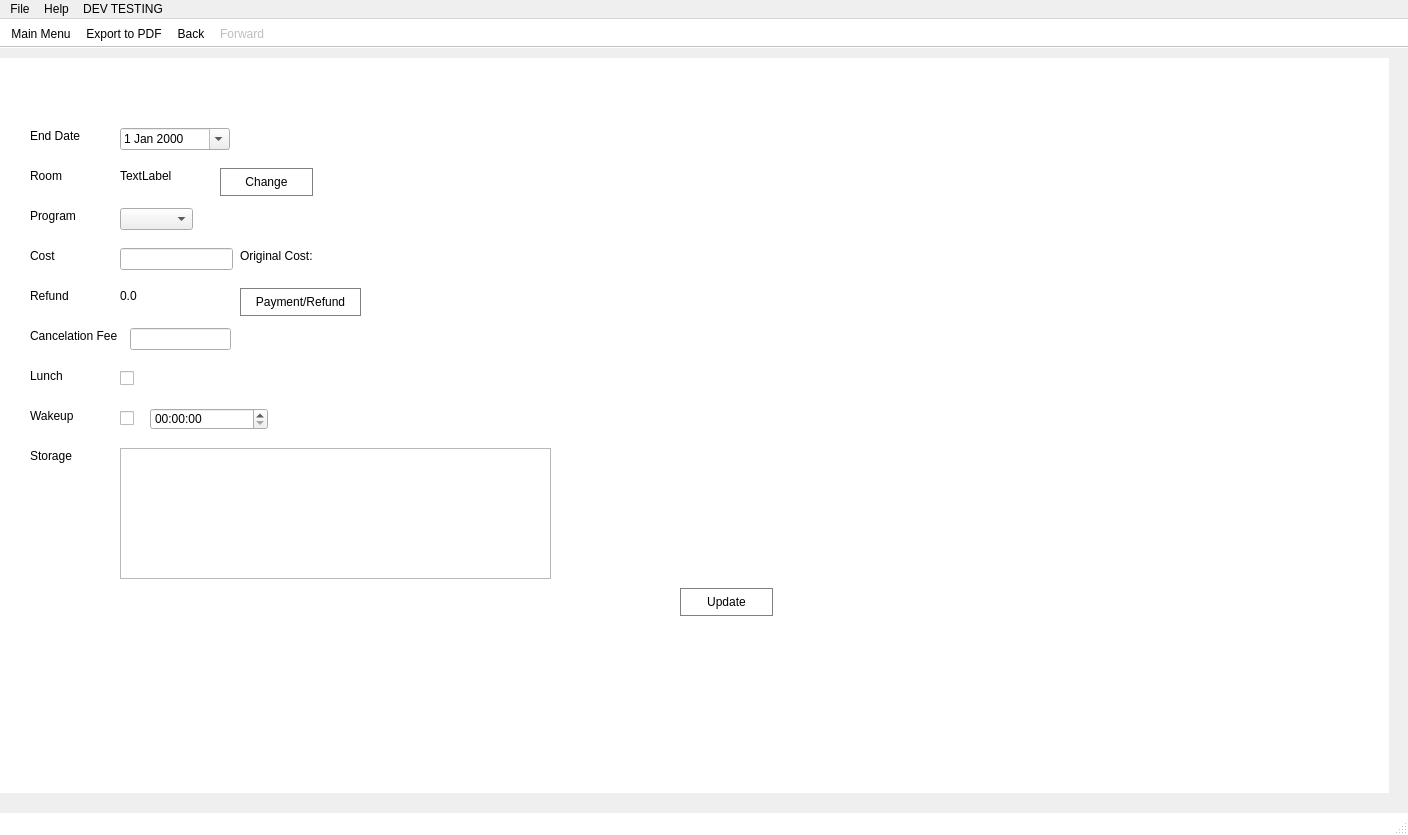
Arc-Project/Arc, file ArcApp/mainwindow.ui: the form before one commit.
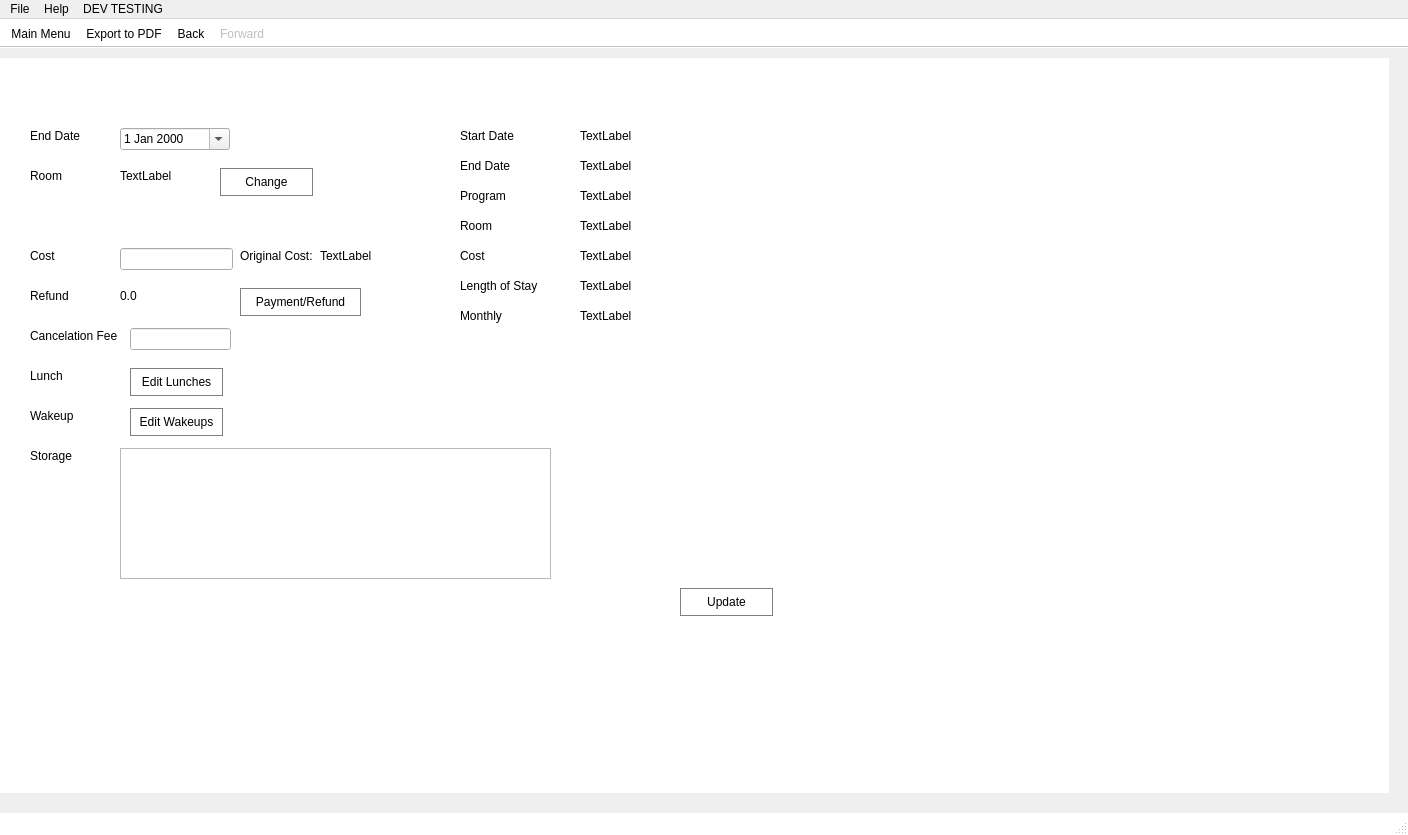
The form after the commit. The open tabs and pages were chosen to show the change. Icons and pictures are not drawn.

Commit message: fixed up some old issues, have edit booking done except swapping I hope

```diff
--- a/ArcApp/mainwindow.ui
+++ b/ArcApp/mainwindow.ui
@@ -2505,26 +2505,6 @@
           </property>
          </spacer>
         </item>
-        <item row="11" column="0">
-         <widget class="QLabel" name="label_13">
-          <property name="minimumSize">
-           <size>
-            <width>0</width>
-            <height>28</height>
-           </size>
-          </property>
-          <property name="font">
-           <font>
-            <pointsize>10</pointsize>
-            <weight>75</weight>
-            <bold>true</bold>
-           </font>
-          </property>
-          <property name="text">
-           <string>Lunch:</string>
-          </property>
-         </widget>
-        </item>
         <item row="11" column="1">
          <widget class="QCheckBox" name="lunchCheck">
           <property name="minimumSize">
@@ -2588,27 +2568,7 @@
           </item>
          </layout>
         </item>
-        <item row="13" column="0">
-         <widget class="QLabel" name="label_14">
-          <property name="minimumSize">
-           <size>
-            <width>0</width>
-            <height>28</height>
-           </size>
-          </property>
-          <property name="font">
-           <font>
-            <pointsize>10</pointsize>
-            <weight>75</weight>
-            <bold>true</bold>
-           </font>
-          </property>
-          <property name="text">
-           <string>Wakeup:</string>
-          </property>
-         </widget>
-        </item>
-        <item row="13" column="1">
+        <item row="12" column="1">
          <layout class="QHBoxLayout" name="horizontalLayout_25">
           <item>
            <layout class="QHBoxLayout" name="horizontalLayout_35">
@@ -10370,19 +10330,6 @@
        <string>Room</string>
       </property>
      </widget>
-     <widget class="QLabel" name="label_36">
-      <property name="geometry">
-       <rect>
-        <x>30</x>
-        <y>150</y>
-        <width>55</width>
-        <height>16</height>
-       </rect>
-      </property>
-      <property name="text">
-       <string>Program</string>
-      </property>
-     </widget>
      <widget class="QLabel" name="label_37">
       <property name="geometry">
        <rect>
@@ -10448,16 +10395,6 @@
        <bool>true</bool>
       </property>
      </widget>
-     <widget class="QComboBox" name="editProgram_2">
-      <property name="geometry">
-       <rect>
-        <x>120</x>
-        <y>150</y>
-        <width>73</width>
-        <height>22</height>
-       </rect>
-      </property>
-     </widget>
      <widget class="QLineEdit" name="editCost">
       <property name="geometry">
        <rect>
@@ -10468,29 +10405,6 @@
        </rect>
       </property>
      </widget>
-     <widget class="QCheckBox" name="editLunch">
-      <property name="geometry">
-       <rect>
-        <x>120</x>
-        <y>310</y>
-        <width>81</width>
-        <height>20</height>
-       </rect>
-      </property>
-      <property name="text">
-       <string/>
-      </property>
-     </widget>
-     <widget class="QTimeEdit" name="editWakeup">
-      <property name="geometry">
-       <rect>
-        <x>150</x>
-        <y>350</y>
-        <width>118</width>
-        <height>22</height>
-       </rect>
-      </property>
-     </widget>
      <widget class="QTextEdit" name="editStorage">
       <property name="geometry">
        <rect>
@@ -10540,12 +10454,12 @@
        <string>TextLabel</string>
       </property>
      </widget>
-     <widget class="QLabel" name="editOC">
+     <widget class="QLabel" name="alabelok">
       <property name="geometry">
        <rect>
         <x>240</x>
         <y>190</y>
-        <width>161</width>
+        <width>81</width>
         <height>16</height>
        </rect>
       </property>
@@ -10553,19 +10467,6 @@
        <string>Original Cost:</string>
       </property>
      </widget>
-     <widget class="QCheckBox" name="editWakeCheck">
-      <property name="geometry">
-       <rect>
-        <x>120</x>
-        <y>350</y>
-        <width>31</width>
-        <height>20</height>
-       </rect>
-      </property>
-      <property name="text">
-       <string/>
-      </property>
-     </widget>
      <widget class="QPushButton" name="editManagePayment">
       <property name="geometry">
        <rect>
@@ -10628,6 +10529,227 @@
        </rect>
       </property>
      </widget>
+     <widget class="QPushButton" name="editLunches">
+      <property name="geometry">
+       <rect>
+        <x>130</x>
+        <y>310</y>
+        <width>93</width>
+        <height>28</height>
+       </rect>
+      </property>
+      <property name="text">
+       <string>Edit Lunches</string>
+      </property>
+     </widget>
+     <widget class="QPushButton" name="editWakeup">
+      <property name="geometry">
+       <rect>
+        <x>130</x>
+        <y>350</y>
+        <width>93</width>
+        <height>28</height>
+       </rect>
+      </property>
+      <property name="text">
+       <string>Edit Wakeups</string>
+      </property>
+     </widget>
+     <widget class="QLabel" name="label_4">
+      <property name="geometry">
+       <rect>
+        <x>460</x>
+        <y>70</y>
+        <width>81</width>
+        <height>16</height>
+       </rect>
+      </property>
+      <property name="text">
+       <string>Start Date</string>
+      </property>
+     </widget>
+     <widget class="QLabel" name="label_13">
+      <property name="geometry">
+       <rect>
+        <x>460</x>
+        <y>100</y>
+        <width>81</width>
+        <height>16</height>
+       </rect>
+      </property>
+      <property name="text">
+       <string>End Date</string>
+      </property>
+     </widget>
+     <widget class="QLabel" name="label_14">
+      <property name="geometry">
+       <rect>
+        <x>460</x>
+        <y>130</y>
+        <width>55</width>
+        <height>16</height>
+       </rect>
+      </property>
+      <property name="text">
+       <string>Program</string>
+      </property>
+     </widget>
+     <widget class="QLabel" name="label_63">
+      <property name="geometry">
+       <rect>
+        <x>460</x>
+        <y>250</y>
+        <width>55</width>
+        <height>16</height>
+       </rect>
+      </property>
+      <property name="text">
+       <string>Monthly</string>
+      </property>
+     </widget>
+     <widget class="QLabel" name="label_36">
+      <property name="geometry">
+       <rect>
+        <x>460</x>
+        <y>190</y>
+        <width>55</width>
+        <height>16</height>
+       </rect>
+      </property>
+      <property name="text">
+       <string>Cost</string>
+      </property>
+     </widget>
+     <widget class="QLabel" name="label_64">
+      <property name="geometry">
+       <rect>
+        <x>460</x>
+        <y>160</y>
+        <width>55</width>
+        <height>16</height>
+       </rect>
+      </property>
+      <property name="text">
+       <string>Room</string>
+      </property>
+     </widget>
+     <widget class="QLabel" name="label_66">
+      <property name="geometry">
+       <rect>
+        <x>460</x>
+        <y>220</y>
+        <width>101</width>
+        <height>16</height>
+       </rect>
+      </property>
+      <property name="text">
+       <string>Length of Stay</string>
+      </property>
+     </widget>
+     <widget class="QLabel" name="editStartDate">
+      <property name="geometry">
+       <rect>
+        <x>580</x>
+        <y>70</y>
+        <width>111</width>
+        <height>16</height>
+       </rect>
+      </property>
+      <property name="text">
+       <string>TextLabel</string>
+      </property>
+     </widget>
+     <widget class="QLabel" name="editEndDate">
+      <property name="geometry">
+       <rect>
+        <x>580</x>
+        <y>100</y>
+        <width>121</width>
+        <height>16</height>
+       </rect>
+      </property>
+      <property name="text">
+       <string>TextLabel</string>
+      </property>
+     </widget>
+     <widget class="QLabel" name="editProgramLabel">
+      <property name="geometry">
+       <rect>
+        <x>580</x>
+        <y>130</y>
+        <width>55</width>
+        <height>16</height>
+       </rect>
+      </property>
+      <property name="text">
+       <string>TextLabel</string>
+      </property>
+     </widget>
+     <widget class="QLabel" name="editRoomLabel_2">
+      <property name="geometry">
+       <rect>
+        <x>580</x>
+        <y>160</y>
+        <width>55</width>
+        <height>16</height>
+       </rect>
+      </property>
+      <property name="text">
+       <string>TextLabel</string>
+      </property>
+     </widget>
+     <widget class="QLabel" name="editCostLabel">
+      <property name="geometry">
+       <rect>
+        <x>580</x>
+        <y>190</y>
+        <width>55</width>
+        <height>16</height>
+       </rect>
+      </property>
+      <property name="text">
+       <string>TextLabel</string>
+      </property>
+     </widget>
+     <widget class="QLabel" name="editLengthOfStay">
+      <property name="geometry">
+       <rect>
+        <x>580</x>
+        <y>220</y>
+        <width>55</width>
+        <height>16</height>
+       </rect>
+      </property>
+      <property name="text">
+       <string>TextLabel</string>
+      </property>
+     </widget>
+     <widget class="QLabel" name="editMonthly">
+      <property name="geometry">
+       <rect>
+        <x>580</x>
+        <y>250</y>
+        <width>55</width>
+        <height>16</height>
+       </rect>
+      </property>
+      <property name="text">
+       <string>TextLabel</string>
+      </property>
+     </widget>
+     <widget class="QLabel" name="editOC">
+      <property name="geometry">
+       <rect>
+        <x>320</x>
+        <y>190</y>
+        <width>55</width>
+        <height>16</height>
+       </rect>
+      </property>
+      <property name="text">
+       <string>TextLabel</string>
+      </property>
+     </widget>
     </widget>
     <widget class="QWidget" name="editShifts">
      <layout class="QGridLayout" name="gridLayout_56">
```
Left out of the diff: 151 changed lines with no effect on the pictures. The commit also changes 8 other files.
